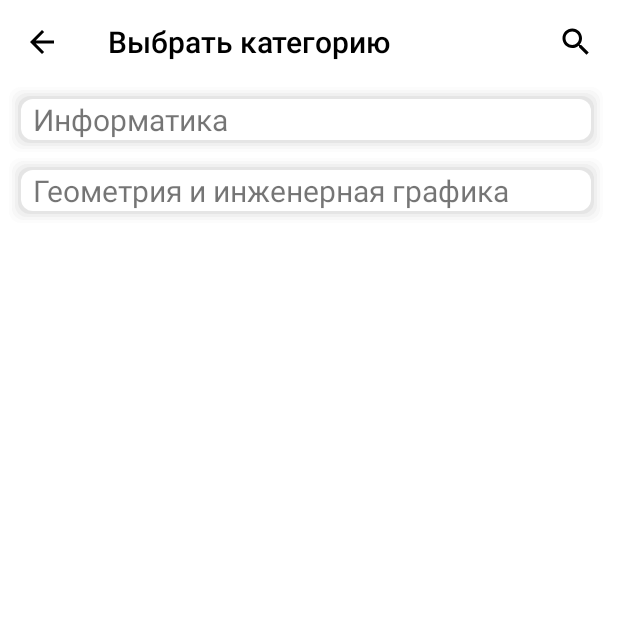
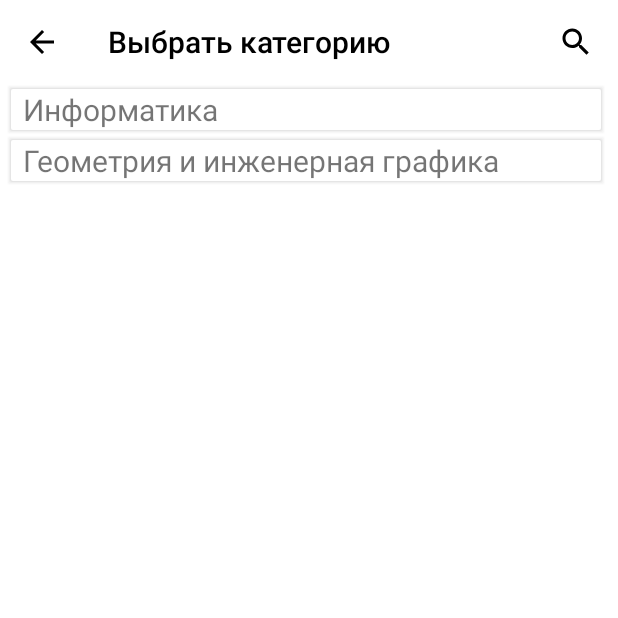
Before and after one commit to izakynash/ResheniePlus, an Android app: the CategoryListActivity screen opened directly, with no data from a screen before it, on a phone screen of 412 x 824 dp, the top half of it. Run offline under Robolectric (Android 15) with nearby library versions, the phone set to English and light mode, and no system bars.

Commit message:
changed design

```diff
--- a/app/src/main/res/layout/item_view_category.xml
+++ b/app/src/main/res/layout/item_view_category.xml
@@ -4,7 +4,7 @@
     android:layout_height="wrap_content"
     android:layout_marginLeft="4dp"
     android:layout_marginRight="4dp"
-    android:background="@drawable/border_shadow"
+    android:background="@drawable/border_shadow_mini"
     >
 
     <TextView
```
